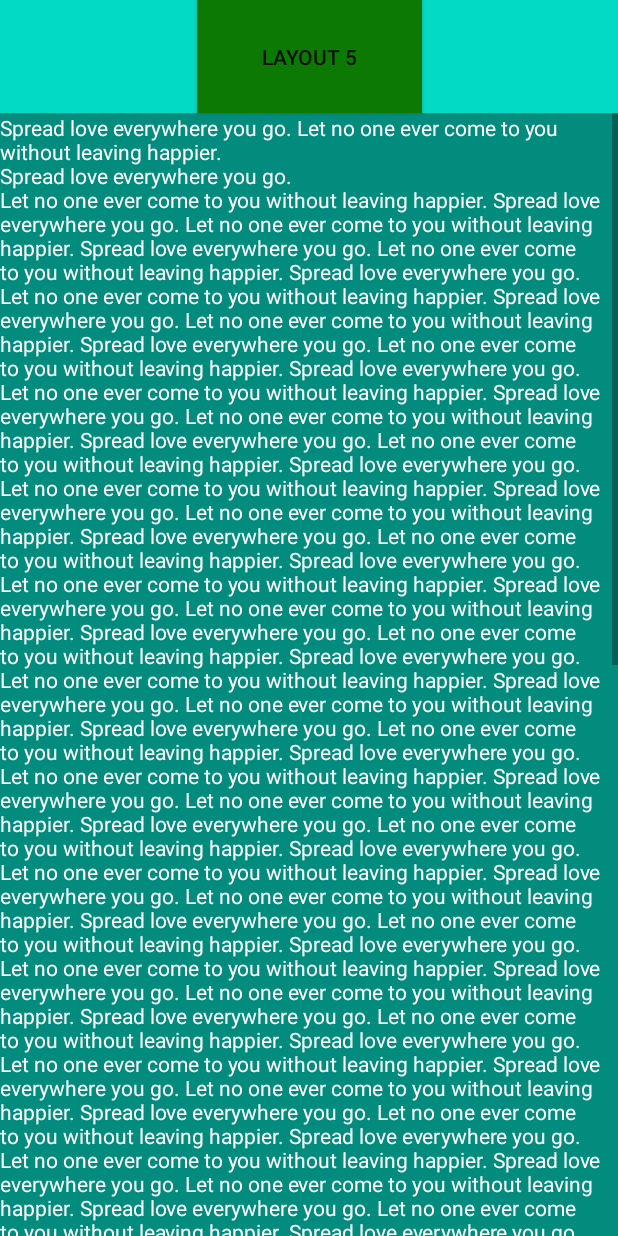
After one commit to dltra/AndroidTutorialsLab04Layout, an Android app: the layout layout5.xml on its own in the app's theme, with its tools: preview values and no code run, on a phone screen of 412 x 824 dp. The commit adds this screen. Run offline under Robolectric (Android 15) with nearby library versions, the phone set to English and light mode, and no system bars.

Commit message:
Layout5 ScrollView

```diff
--- a/app/src/main/java/com/tradan/layoutdemo/MainActivity.java
+++ b/app/src/main/java/com/tradan/layoutdemo/MainActivity.java
@@ -9,6 +9,6 @@ public class MainActivity extends AppCompatActivity {
     @Override
     protected void onCreate(Bundle savedInstanceState) {
         super.onCreate(savedInstanceState);
-        setContentView(R.layout.layout2);
+        setContentView(R.layout.layout5);
     }
 }
--- /dev/null
+++ b/app/src/main/res/layout/layout5.xml
@@ -0,0 +1,30 @@
+<?xml version="1.0" encoding="utf-8"?>
+<androidx.constraintlayout.widget.ConstraintLayout xmlns:android="http://schemas.android.com/apk/res/android"
+    android:layout_width="match_parent"
+    android:layout_height="match_parent"
+    xmlns:app="http://schemas.android.com/apk/res-auto"
+    android:background="@color/teal_200">
+<androidx.appcompat.widget.AppCompatButton
+    android:id="@+id/reset_button"
+    android:layout_width="@dimen/large_length"
+    android:layout_height="@dimen/small_length"
+    app:layout_constraintTop_toTopOf="parent"
+    app:layout_constraintLeft_toLeftOf="parent"
+    app:layout_constraintRight_toRightOf="parent"
+    android:text="@string/layout_label_5"
+    android:background="@color/dark_green"/>
+    <ScrollView
+        android:layout_width="match_parent"
+        android:layout_height="0dp"
+        app:layout_constraintTop_toBottomOf="@id/reset_button"
+        app:layout_constraintBottom_toBottomOf="parent"
+        app:layout_constraintLeft_toLeftOf="parent"
+        android:orientation="vertical"
+        android:background="#FF018C7E">
+        <TextView
+            android:layout_width="match_parent"
+            android:layout_height="match_parent"
+            android:text="@string/long_quotes"
+            android:textColor="@color/white"/>
+    </ScrollView>
+</androidx.constraintlayout.widget.ConstraintLayout>
```
